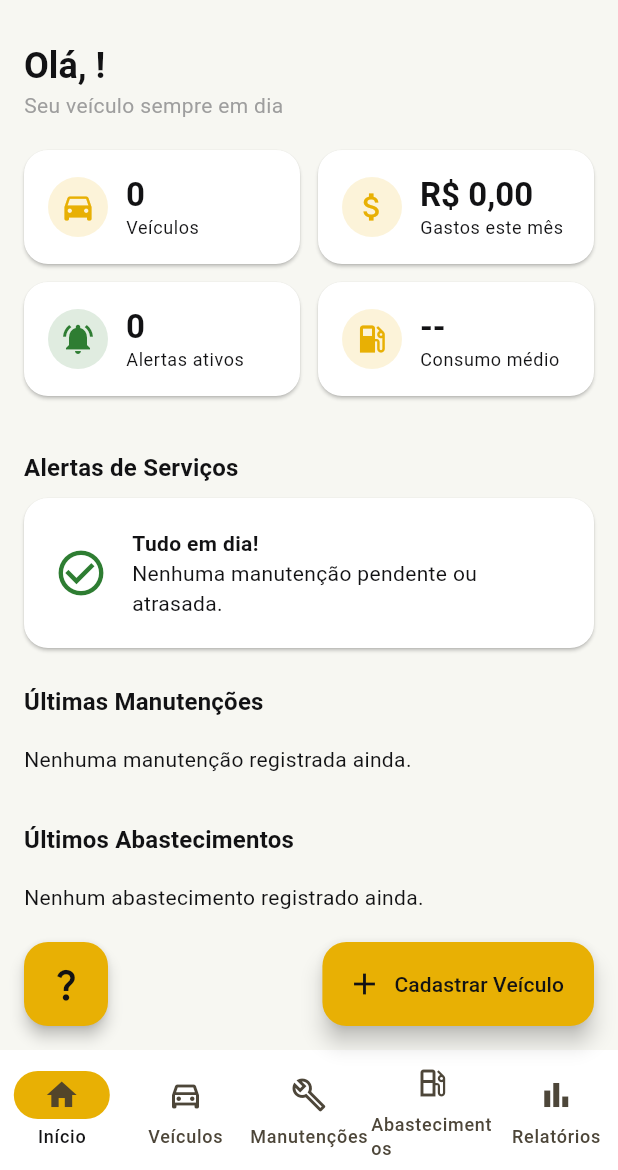
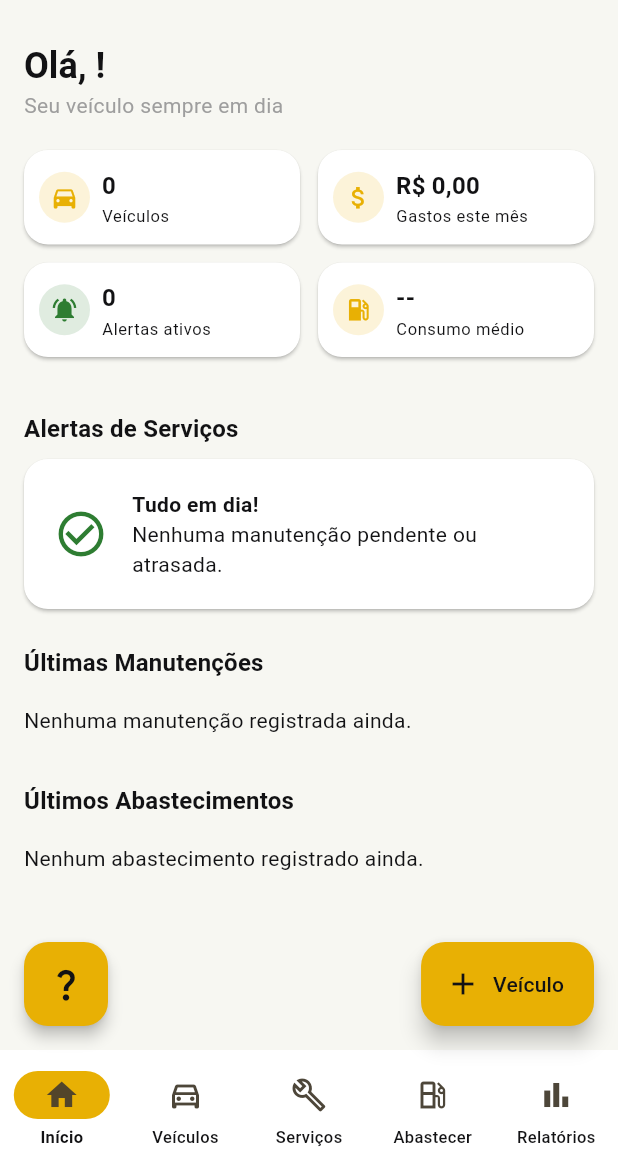
Before and after one commit to Davi-CGC/car-care, a Flutter app: the screen it shows once a user with an empty profile is signed in, on a phone screen of 412 x 824 dp, the part 66-1236 px from its top. Run offline on Flutter 3.47's test engine with Material 3 defaults, Android fonts, the phone set to English and light mode, and no system bars; our stand-ins replace cloud_firestore, firebase_auth, firebase_core, shared_preferences; accounts and stored records are empty.

Commit message:
fix(ui): harmonize mobile button alignment and fix squished labels

```diff
--- a/lib/screens/home/home_screen.dart
+++ b/lib/screens/home/home_screen.dart
@@ -125,46 +125,20 @@ class _HomeScreenState extends State<HomeScreen> {
                       ),
                     ],
                   ),
-                  body: Stack(
+                  body: IndexedStack(
+                    index: _currentIndex,
                     children: [
-                      IndexedStack(
-                        index: _currentIndex,
-                        children: [
-                          _buildOverviewTab(user?.displayName, vehicles, maintenances, fuels, alerts),
-                          _buildVehiclesTab(vehicles, alerts),
-                          _buildMaintenancesTab(vehicles, maintenances),
-                          _buildFuelTab(vehicles, fuels),
-                          ReportsTab(vehicles: vehicles, maintenances: maintenances, fuels: fuels),
-                        ],
-                      ),
-                      Positioned(
-                        left: 16,
-                        bottom: 16,
-                        child: FloatingActionButton(
-                          heroTag: 'help_manual_fab',
-                          backgroundColor: AppColors.goldenPollen,
-                          foregroundColor: AppColors.obsidian,
-                          tooltip: 'Dúvidas Frequentes (FAQ)',
-                          elevation: 4,
-                          onPressed: () {
-                            Navigator.push(
-                              context,
-                              MaterialPageRoute(builder: (_) => const ManualScreen()),
-                            );
-                          },
-                          child: const Icon(
-                            Icons.question_mark,
-                            color: AppColors.obsidian,
-                            size: 26,
-                            weight: 700,
-                          ),
-                        ),
-                      ),
+                      _buildOverviewTab(user?.displayName, vehicles, maintenances, fuels, alerts),
+                      _buildVehiclesTab(vehicles, alerts),
+                      _buildMaintenancesTab(vehicles, maintenances),
+                      _buildFuelTab(vehicles, fuels),
+                      ReportsTab(vehicles: vehicles, maintenances: maintenances, fuels: fuels),
                     ],
                   ),
                   bottomNavigationBar: NavigationBar(
                     selectedIndex: _currentIndex,
                     onDestinationSelected: (i) => setState(() => _currentIndex = i),
+                    labelBehavior: NavigationDestinationLabelBehavior.alwaysShow,
                     destinations: [
                       NavigationDestination(
                         icon: Badge(
@@ -187,12 +161,12 @@ class _HomeScreenState extends State<HomeScreen> {
                       NavigationDestination(
                         icon: const Icon(Icons.build_outlined),
                         selectedIcon: const Icon(Icons.build),
-                        label: 'Manutenções',
+                        label: 'Serviços',
                       ),
                       NavigationDestination(
                         icon: const Icon(Icons.local_gas_station_outlined),
                         selectedIcon: const Icon(Icons.local_gas_station),
-                        label: 'Abastecimentos',
+                        label: 'Abastecer',
                       ),
                       NavigationDestination(
                         icon: const Icon(Icons.bar_chart_outlined),
@@ -201,7 +175,8 @@ class _HomeScreenState extends State<HomeScreen> {
                       ),
                     ],
                   ),
-                  floatingActionButton: _buildFab(vehicles),
+                  floatingActionButtonLocation: FloatingActionButtonLocation.centerFloat,
+                  floatingActionButton: _buildFloatingActions(vehicles),
                 );
               },
             );
@@ -211,13 +186,46 @@ class _HomeScreenState extends State<HomeScreen> {
     );
   }
 
+  Widget _buildFloatingActions(List<Vehicle> vehicles) {
+    final rightFab = _buildFab(vehicles);
+    return Padding(
+      padding: const EdgeInsets.symmetric(horizontal: 16),
+      child: Row(
+        mainAxisAlignment: MainAxisAlignment.spaceBetween,
+        crossAxisAlignment: CrossAxisAlignment.end,
+        children: [
+          FloatingActionButton(
+            heroTag: 'help_manual_fab',
+            backgroundColor: AppColors.goldenPollen,
+            foregroundColor: AppColors.obsidian,
+            tooltip: 'Dúvidas Frequentes (FAQ)',
+            elevation: 4,
+            onPressed: () {
+              Navigator.push(
+                context,
+                MaterialPageRoute(builder: (_) => const ManualScreen()),
+              );
+            },
+            child: const Icon(
+              Icons.question_mark,
+              color: AppColors.obsidian,
+              size: 26,
+              weight: 700,
+            ),
+          ),
+          if (rightFab != null) rightFab else const SizedBox.shrink(),
+        ],
+      ),
+    );
+  }
+
   Widget? _buildFab(List<Vehicle> vehicles) {
     switch (_currentIndex) {
       case 1:
         return FloatingActionButton.extended(
           onPressed: () => _showVehicleDialog(context),
           icon: const Icon(Icons.add),
-          label: const Text('Novo Veículo'),
+          label: const Text('Veículo'),
         );
       case 2:
         return vehicles.isEmpty
@@ -225,7 +233,7 @@ class _HomeScreenState extends State<HomeScreen> {
             : FloatingActionButton.extended(
                 onPressed: () => _showMaintenanceDialog(context, vehicles),
                 icon: const Icon(Icons.add),
-                label: const Text('Nova Manutenção'),
+                label: const Text('Manutenção'),
               );
       case 3:
         return vehicles.isEmpty
@@ -233,14 +241,14 @@ class _HomeScreenState extends State<HomeScreen> {
             : FloatingActionButton.extended(
                 onPressed: () => _showFuelDialog(context, vehicles),
                 icon: const Icon(Icons.add),
-                label: const Text('Novo Abastecimento'),
+                label: const Text('Abastecer'),
               );
       default:
         return vehicles.isEmpty
             ? FloatingActionButton.extended(
                 onPressed: () => _showVehicleDialog(context),
                 icon: const Icon(Icons.add),
-                label: const Text('Cadastrar Veículo'),
+                label: const Text('Veículo'),
               )
             : null;
     }
@@ -1767,7 +1775,7 @@ class _FuelFormSheetState extends State<_FuelFormSheet> {
     final bottomInset = MediaQuery.of(context).viewInsets.bottom;
     final isGnv = _selectedFuelType == FuelTypes.gnv;
     final unitLabel = isGnv ? 'm³' : 'L';
-    final volumeLabel = isGnv ? 'Volume (m³)' : 'Litros (L)';
+    final volumeLabel = isGnv ? 'Volume (m³)' : 'Volume (L)';
     final volumeName = isGnv ? 'Volume em m³' : 'Litros';
 
     final vehicle = widget.vehicles.firstWhere(
@@ -1962,9 +1970,10 @@ class _FuelFormSheetState extends State<_FuelFormSheet> {
                           child: TextFormField(
                             controller: _pricePerUnit,
                             decoration: InputDecoration(
-                              labelText: 'Preço/$unitLabel (R\$)',
-                              prefixIcon: const Icon(Icons.sell_outlined, size: 18),
+                              labelText: 'Preço/$unitLabel',
+                              hintText: '0,00',
                               isDense: true,
+                              contentPadding: const EdgeInsets.symmetric(horizontal: 10, vertical: 12),
                             ),
                             keyboardType: const TextInputType.numberWithOptions(decimal: true),
                             onChanged: _onPricePerUnitChanged,
@@ -1976,8 +1985,9 @@ class _FuelFormSheetState extends State<_FuelFormSheet> {
                             controller: _liters,
                             decoration: InputDecoration(
                               labelText: volumeLabel,
-                              prefixIcon: Icon(isGnv ? Icons.compress : Icons.local_gas_station, size: 18),
+                              hintText: '0,0',
                               isDense: true,
+                              contentPadding: const EdgeInsets.symmetric(horizontal: 10, vertical: 12),
                             ),
                             keyboardType: const TextInputType.numberWithOptions(decimal: true),
                             validator: (v) => Validators.number(v, field: volumeName),
@@ -1990,8 +2000,9 @@ class _FuelFormSheetState extends State<_FuelFormSheet> {
                             controller: _price,
                             decoration: const InputDecoration(
                               labelText: r'Total (R$)',
-                              prefixIcon: Icon(Icons.attach_money, size: 18),
+                              hintText: '0,00',
                               isDense: true,
+                              contentPadding: EdgeInsets.symmetric(horizontal: 10, vertical: 12),
                             ),
                             keyboardType: const TextInputType.numberWithOptions(decimal: true),
                             validator: (v) => Validators.number(v, field: 'Valor'),
--- a/lib/screens/reports/reports_tab.dart
+++ b/lib/screens/reports/reports_tab.dart
@@ -130,14 +130,12 @@ class _ReportsTabState extends State<ReportsTab> {
         ),
         const SizedBox(height: 10),
 
-        // Filtro Carro vs Moto
-        Row(
+        Wrap(
+          crossAxisAlignment: WrapCrossAlignment.center,
+          spacing: 8,
+          runSpacing: 6,
           children: [
             const Text('Filtrar:', style: TextStyle(fontWeight: FontWeight.bold, fontSize: 13)),
-            const SizedBox(width: 8),
-            Wrap(
-              spacing: 8,
-              children: [
             ChoiceChip(
               label: const Text('Todos'),
               selected: _typeFilter == VehicleTypeFilter.todos,
@@ -169,8 +167,6 @@ class _ReportsTabState extends State<ReportsTab> {
                 _typeFilter = VehicleTypeFilter.caminhoes;
                 _selectedBarIndex = null;
               }),
-                ),
-              ],
             ),
           ],
         ),
--- a/lib/theme/app_theme.dart
+++ b/lib/theme/app_theme.dart
@@ -99,6 +99,15 @@ class AppTheme {
         backgroundColor: cardColor,
         indicatorColor: AppColors.goldenPollen,
         surfaceTintColor: Colors.transparent,
+        labelTextStyle: WidgetStateProperty.resolveWith((states) {
+          return TextStyle(
+            fontSize: 11,
+            fontWeight: states.contains(WidgetState.selected)
+                ? FontWeight.bold
+                : FontWeight.w500,
+            overflow: TextOverflow.ellipsis,
+          );
+        }),
       ),
       navigationRailTheme: NavigationRailThemeData(
         backgroundColor: cardColor,
--- a/lib/widgets/summary_card.dart
+++ b/lib/widgets/summary_card.dart
@@ -23,29 +23,37 @@ class SummaryCard extends StatelessWidget {
     final c = color ?? AppColors.goldenPollen;
     return Card(
       child: Padding(
-        padding: const EdgeInsets.all(16),
+        padding: const EdgeInsets.symmetric(horizontal: 10, vertical: 12),
         child: Row(
           children: [
             CircleAvatar(
+              radius: 17,
               backgroundColor: c.withValues(alpha: 0.15),
-              child: Icon(icon, color: c),
+              child: Icon(icon, color: c, size: 19),
             ),
-            const SizedBox(width: 12),
+            const SizedBox(width: 8),
             Expanded(
               child: Column(
                 crossAxisAlignment: CrossAxisAlignment.start,
+                mainAxisSize: MainAxisSize.min,
                 children: [
                   FittedBox(
                     fit: BoxFit.scaleDown,
                     alignment: Alignment.centerLeft,
-                    child: Text(value,
-                        style: theme.textTheme.titleLarge
-                            ?.copyWith(fontWeight: FontWeight.bold)),
+                    child: Text(
+                      value,
+                      style: theme.textTheme.titleMedium
+                          ?.copyWith(fontWeight: FontWeight.bold),
+                    ),
                   ),
-                  Text(label,
-                      maxLines: 1,
-                      overflow: TextOverflow.ellipsis,
-                      style: theme.textTheme.bodySmall),
+                  const SizedBox(height: 2),
+                  Text(
+                    label,
+                    maxLines: 2,
+                    overflow: TextOverflow.ellipsis,
+                    style: theme.textTheme.bodySmall
+                        ?.copyWith(fontSize: 11, height: 1.15),
+                  ),
                 ],
               ),
             ),
```
Also changed, not shown: 3 other files. Lines whose indentation alone changed are shown as unchanged.
